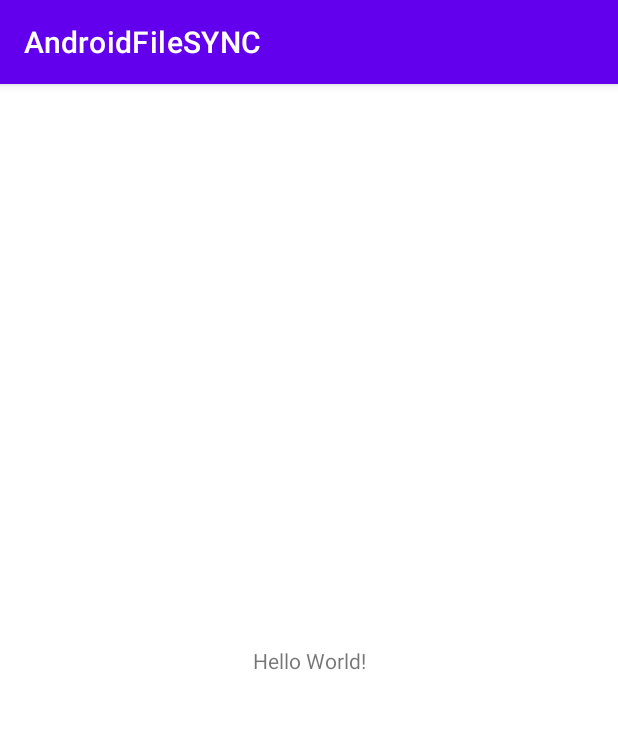
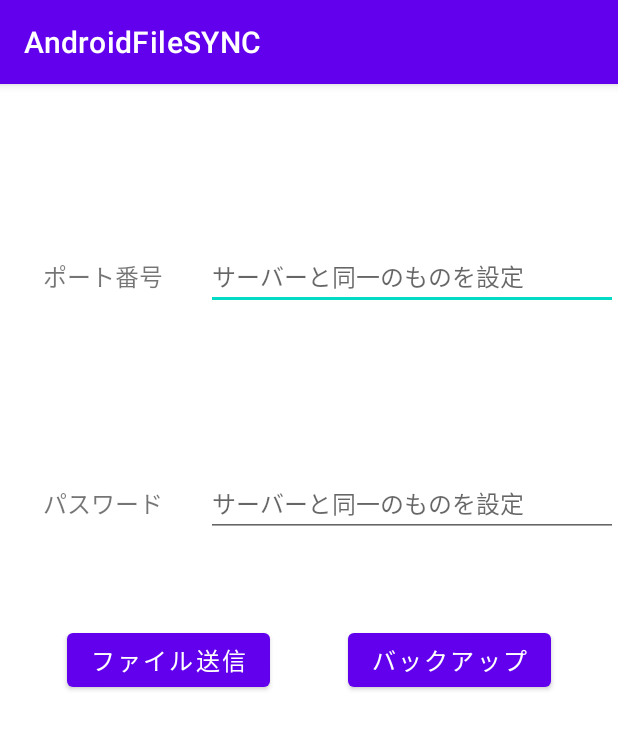
Before and after one commit to sea314/AndroidFileSYNC, an Android app: the screen it shows after launch (MainActivity), on a phone screen of 412 x 824 dp. Shown: the top 729 px of the screen. Run offline under Robolectric (Android 15) with nearby library versions, the phone set to English and light mode, and no system bars.

Commit message:
MainActivityのUI作成

```diff
--- a/Client/app/src/main/java/jp/ac/titech/itpro/sdl/androidfilesync/MainActivity.java
+++ b/Client/app/src/main/java/jp/ac/titech/itpro/sdl/androidfilesync/MainActivity.java
@@ -9,12 +9,19 @@ import android.content.pm.PackageManager;
 import android.net.Uri;
 import android.os.Bundle;
 import android.util.Log;
+import android.view.View;
+import android.widget.EditText;
 
 import java.util.ArrayList;
 import java.util.Arrays;
 
 public class MainActivity extends AppCompatActivity {
     private final static String TAG = MainActivity.class.getSimpleName();
+    private final static String KEY_PORT = "KEY_PORT";
+    private final static String KEY_PASSWORD = "KEY_PASSWORD";
+    private EditText portEdit;
+    private EditText passwordEdit;
+
     String necessaryPermissions[] = {
         Manifest.permission.INTERNET,
         Manifest.permission.READ_EXTERNAL_STORAGE,
@@ -25,6 +32,14 @@ public class MainActivity extends AppCompatActivity {
     protected void onCreate(Bundle savedInstanceState) {
         super.onCreate(savedInstanceState);
         setContentView(R.layout.activity_main);
+        portEdit = findViewById(R.id.port_edit);
+        passwordEdit = findViewById(R.id.password_edit);
+
+        if (savedInstanceState != null) {
+            portEdit.setText(savedInstanceState.getString(KEY_PORT));
+            passwordEdit.setText(savedInstanceState.getString(KEY_PASSWORD));
+        }
+
 
         Intent intent = getIntent();
         String action = intent.getAction();
@@ -49,6 +64,19 @@ public class MainActivity extends AppCompatActivity {
         }
     }
 
+    public void onClickSendFile(View v){
+        Log.d(TAG, "onClickSendFile in " + Thread.currentThread());
+    }
+
+    public void onClickBackup(View v){
+        Log.d(TAG, "onClickBackup in " + Thread.currentThread());
+    }
+
+    protected void onSaveInstanceState(Bundle outState) {
+        super.onSaveInstanceState(outState);
+        outState.putString(KEY_PORT, portEdit.getText().toString());
+        outState.putString(KEY_PASSWORD, passwordEdit.getText().toString());
+    }
 
     void handleSendFile(Intent intent) {
         Uri uri = intent.getParcelableExtra(Intent.EXTRA_STREAM);
@@ -96,7 +124,6 @@ public class MainActivity extends AppCompatActivity {
         startService(newIntent);
     }
 
-
     int CheckNecessaryPermissions(){
         int result[] = new int[necessaryPermissions.length];
 
--- a/Client/app/src/main/res/layout/activity_main.xml
+++ b/Client/app/src/main/res/layout/activity_main.xml
@@ -7,12 +7,92 @@
     tools:context=".MainActivity">
 
     <TextView
+        android:id="@+id/port_view"
+        android:layout_width="0dp"
+        android:layout_height="0dp"
+        android:gravity="center"
+        android:textSize="16sp"
+        app:layout_constraintHorizontal_weight="1"
+        app:layout_constraintStart_toStartOf="parent"
+        app:layout_constraintEnd_toStartOf="@+id/port_edit"
+        app:layout_constraintTop_toTopOf="@+id/port_edit"
+        app:layout_constraintBottom_toBottomOf="@+id/port_edit"
+        android:text="@string/port_view_label"
+    />
+    <EditText
+        android:id="@+id/port_edit"
+        android:layout_width="0dp"
+        android:layout_height="wrap_content"
+        android:inputType="number"
+        android:hint="@string/port_edit_label"
+        android:autofillHints=""
+        android:textSize="16sp"
+        app:layout_constraintHorizontal_weight="2"
+        app:layout_constraintHorizontal_chainStyle="packed"
+        app:layout_constraintStart_toEndOf="@+id/port_view"
+        app:layout_constraintEnd_toEndOf="parent"
+        app:layout_constraintTop_toTopOf="parent"
+        app:layout_constraintBottom_toTopOf="@+id/password_edit"
+    />
+
+    <TextView
+        android:id="@+id/password_view"
+        android:layout_width="0dp"
+        android:layout_height="0dp"
+        android:gravity="center"
+        android:textSize="16sp"
+        app:layout_constraintHorizontal_weight="1"
+        app:layout_constraintStart_toStartOf="parent"
+        app:layout_constraintEnd_toStartOf="@+id/password_edit"
+        app:layout_constraintTop_toTopOf="@+id/password_edit"
+        app:layout_constraintBottom_toBottomOf="@+id/password_edit"
+        android:text="@string/password_view_label"
+    />
+    <EditText
+        android:id="@+id/password_edit"
+        android:layout_width="0dp"
+        android:layout_height="wrap_content"
+        android:inputType="textPassword"
+        android:hint="@string/password_edit_label"
+        android:autofillHints=""
+        android:textSize="16sp"
+        app:layout_constraintHorizontal_weight="2"
+        app:layout_constraintStart_toEndOf="@+id/password_view"
+        app:layout_constraintEnd_toEndOf="parent"
+        app:layout_constraintTop_toBottomOf="@+id/port_edit"
+        app:layout_constraintBottom_toBottomOf="@+id/backup_button"
+    />
+    <Button
+        android:id="@+id/send_file_button"
         android:layout_width="wrap_content"
         android:layout_height="wrap_content"
-        android:text="Hello World!"
+        android:layout_margin="8dp"
+        android:layout_marginEnd="16dp"
+        android:onClick="onClickSendFile"
+        android:text="@string/send_file_button_label"
+        android:textSize="16sp"
+        android:visibility="visible"
+        app:layout_constraintStart_toStartOf="parent"
+        app:layout_constraintEnd_toStartOf="@+id/backup_button"
+        app:layout_constraintTop_toTopOf="parent"
         app:layout_constraintBottom_toBottomOf="parent"
-        app:layout_constraintLeft_toLeftOf="parent"
-        app:layout_constraintRight_toRightOf="parent"
-        app:layout_constraintTop_toTopOf="parent" />
+    />
+
+    <Button
+        android:id="@+id/backup_button"
+        android:layout_width="wrap_content"
+        android:layout_height="wrap_content"
+        android:layout_margin="8dp"
+        android:layout_marginStart="16dp"
+        android:onClick="onClickBackup"
+        android:text="@string/backup_button_label"
+        android:textSize="16sp"
+        app:layout_constraintStart_toEndOf="@+id/send_file_button"
+        app:layout_constraintEnd_toEndOf="parent"
+        app:layout_constraintTop_toTopOf="parent"
+        app:layout_constraintBottom_toBottomOf="parent"
+    />
+
+
 
 </androidx.constraintlayout.widget.ConstraintLayout>
--- a/Client/app/src/main/res/layout/activity_progress.xml
+++ b/Client/app/src/main/res/layout/activity_progress.xml
@@ -6,4 +6,15 @@
     android:layout_height="match_parent"
     tools:context=".ProgressActivity">
 
+
+    <ProgressBar android:id="@+id/progressbar"
+        android:layout_height="20dp"
+        android:layout_width="match_parent"
+        android:layout_margin="30dp"
+        android:indeterminate="false"
+        app:layout_constraintTop_toTopOf="parent"
+        app:layout_constraintBottom_toBottomOf="parent"
+        style="@android:style/Widget.ProgressBar.Horizontal"
+    />
+
 </androidx.constraintlayout.widget.ConstraintLayout>
--- a/Client/app/src/main/res/values/strings.xml
+++ b/Client/app/src/main/res/values/strings.xml
@@ -1,3 +1,9 @@
 <resources>
     <string name="app_name">AndroidFileSYNC</string>
+    <string name="send_file_button_label">ファイル送信</string>
+    <string name="backup_button_label">バックアップ</string>
+    <string name="port_view_label">ポート番号</string>
+    <string name="port_edit_label">サーバーと同一のものを設定</string>
+    <string name="password_view_label">パスワード</string>
+    <string name="password_edit_label">サーバーと同一のものを設定</string>
 </resources>
```
